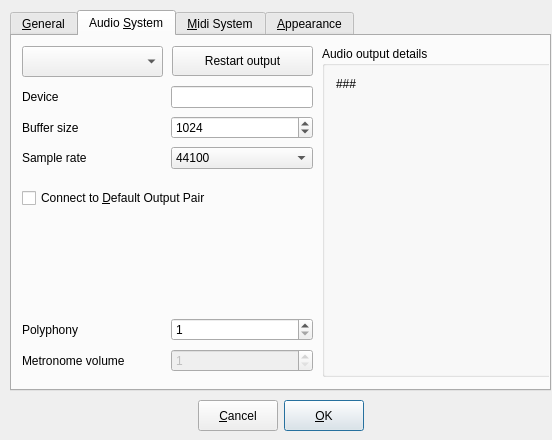
Qt form gui/src/UI/PreferencesDialog_UI.ui (hydrogen-music/hydrogen) before a commit.
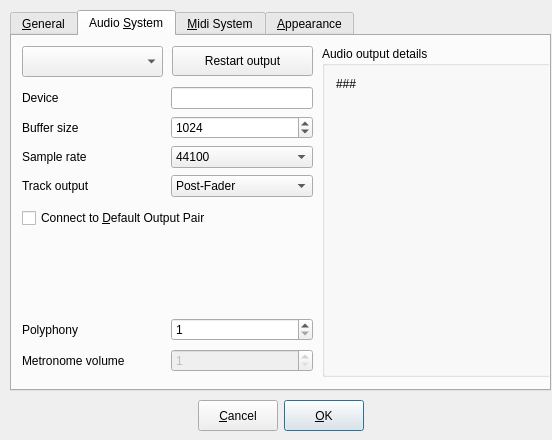
The same form after that commit.

Commit message: prepared preferences for post/pre-fader jack outputs

```diff
--- a/gui/src/UI/PreferencesDialog_UI.ui
+++ b/gui/src/UI/PreferencesDialog_UI.ui
@@ -200,7 +200,7 @@
      <property name="geometry" >
       <rect>
        <x>10</x>
-       <y>150</y>
+       <y>170</y>
        <width>291</width>
        <height>24</height>
       </rect>
@@ -216,9 +216,9 @@
      <property name="geometry" >
       <rect>
        <x>10</x>
-       <y>48</y>
+       <y>50</y>
        <width>291</width>
-       <height>90</height>
+       <height>114</height>
       </rect>
      </property>
      <layout class="QGridLayout" >
@@ -332,6 +332,36 @@
         </item>
        </widget>
       </item>
+      <item row="3" column="1" >
+       <widget class="QComboBox" name="trackOutputComboBox" >
+        <property name="currentIndex" >
+         <number>0</number>
+        </property>
+        <item>
+         <property name="text" >
+          <string>Post-Fader</string>
+         </property>
+        </item>
+        <item>
+         <property name="text" >
+          <string>Pre-Fader</string>
+         </property>
+        </item>
+       </widget>
+      </item>
+      <item row="3" column="0" >
+       <widget class="QLabel" name="trackOutLbl" >
+        <property name="minimumSize" >
+         <size>
+          <width>0</width>
+          <height>22</height>
+         </size>
+        </property>
+        <property name="text" >
+         <string>Track output</string>
+        </property>
+       </widget>
+      </item>
      </layout>
     </widget>
     <widget class="QWidget" name="layoutWidget" >
```
The commit also changes 3 other files.
